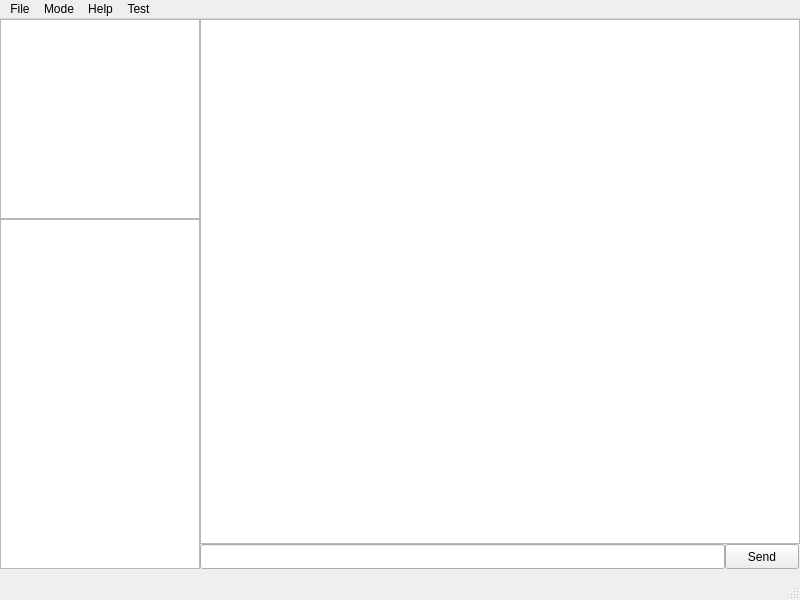
Old version of the form ChatterBox/mainwindow.ui in the repository glewn/ChatterBox.
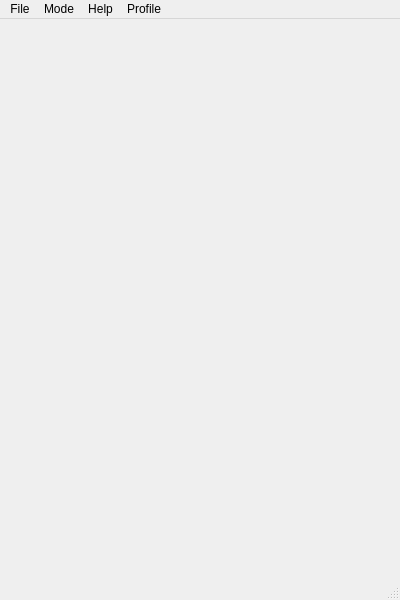
New version of the form.

Diff of the .ui file:
```diff
--- a/ChatterBox/mainwindow.ui
+++ b/ChatterBox/mainwindow.ui
@@ -6,7 +6,7 @@
    <rect>
     <x>0</x>
     <y>0</y>
-    <width>800</width>
+    <width>400</width>
     <height>600</height>
    </rect>
   </property>
@@ -14,61 +14,17 @@
    <string>MainWindow</string>
   </property>
   <widget class="QWidget" name="centralWidget">
-   <widget class="QLineEdit" name="msgInput">
+   <widget class="QStackedWidget" name="stackedWidget">
     <property name="geometry">
      <rect>
-      <x>200</x>
-      <y>525</y>
-      <width>525</width>
-      <height>25</height>
+      <x>50</x>
+      <y>130</y>
+      <width>120</width>
+      <height>80</height>
      </rect>
     </property>
-   </widget>
-   <widget class="QTextBrowser" name="msgDisplay">
-    <property name="geometry">
-     <rect>
-      <x>200</x>
-      <y>0</y>
-      <width>600</width>
-      <height>525</height>
-     </rect>
-    </property>
-   </widget>
-   <widget class="QListWidget" name="listUsers">
-    <property name="geometry">
-     <rect>
-      <x>0</x>
-      <y>200</y>
-      <width>200</width>
-      <height>350</height>
-     </rect>
-    </property>
-   </widget>
-   <widget class="QGraphicsView" name="profilePic">
-    <property name="geometry">
-     <rect>
-      <x>0</x>
-      <y>0</y>
-      <width>200</width>
-      <height>200</height>
-     </rect>
-    </property>
-    <property name="cursor" stdset="0">
-     <cursorShape>ArrowCursor</cursorShape>
-    </property>
-   </widget>
-   <widget class="QPushButton" name="sendBtn">
-    <property name="geometry">
-     <rect>
-      <x>725</x>
-      <y>525</y>
-      <width>74</width>
-      <height>25</height>
-     </rect>
-    </property>
-    <property name="text">
-     <string>Send</string>
-    </property>
+    <widget class="QWidget" name="page_3"/>
+    <widget class="QWidget" name="page_4"/>
    </widget>
   </widget>
   <widget class="QMenuBar" name="menuBar">
@@ -76,7 +32,7 @@
     <rect>
      <x>0</x>
      <y>0</y>
-     <width>800</width>
+     <width>400</width>
      <height>22</height>
     </rect>
    </property>
@@ -95,9 +51,9 @@
      <string>Help</string>
     </property>
    </widget>
-   <widget class="QMenu" name="menuTest">
+   <widget class="QMenu" name="menuProfile">
     <property name="title">
-     <string>Test</string>
+     <string>Profile</string>
     </property>
     <addaction name="actionListWidget"/>
     <addaction name="separator"/>
@@ -108,7 +64,7 @@
    <addaction name="menuFile"/>
    <addaction name="menuMode"/>
    <addaction name="menuHelp"/>
-   <addaction name="menuTest"/>
+   <addaction name="menuProfile"/>
   </widget>
   <widget class="QStatusBar" name="statusBar"/>
   <action name="actionListWidget">
```
Left out of the diff: 28 changed lines with no effect on the pictures.
